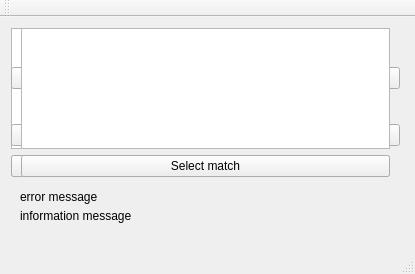
sebapenna/TP-Final-Taller-I, file client/mainwindow.ui: the form before one commit.
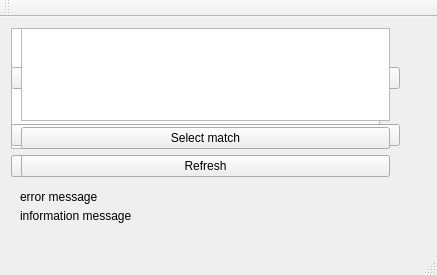
The form after the commit.

```diff
--- a/client/mainwindow.ui
+++ b/client/mainwindow.ui
@@ -6,8 +6,8 @@
    <rect>
     <x>0</x>
     <y>0</y>
-    <width>415</width>
-    <height>274</height>
+    <width>437</width>
+    <height>275</height>
    </rect>
   </property>
   <property name="windowTitle">
@@ -191,7 +191,7 @@
     </property>
     <layout class="QVBoxLayout" name="verticalLayout_4">
      <item>
-      <widget class="QListView" name="listMatch"/>
+      <widget class="QListWidget" name="listMatch"/>
      </item>
      <item>
       <widget class="QPushButton" name="selectMatchButton">
@@ -200,6 +200,13 @@
        </property>
       </widget>
      </item>
+     <item>
+      <widget class="QPushButton" name="refreshButton">
+       <property name="text">
+        <string>Refresh</string>
+       </property>
+      </widget>
+     </item>
     </layout>
    </widget>
    <widget class="QLabel" name="errorLabel">
```
Left out of the diff: 2 changed lines with no effect on the pictures.
